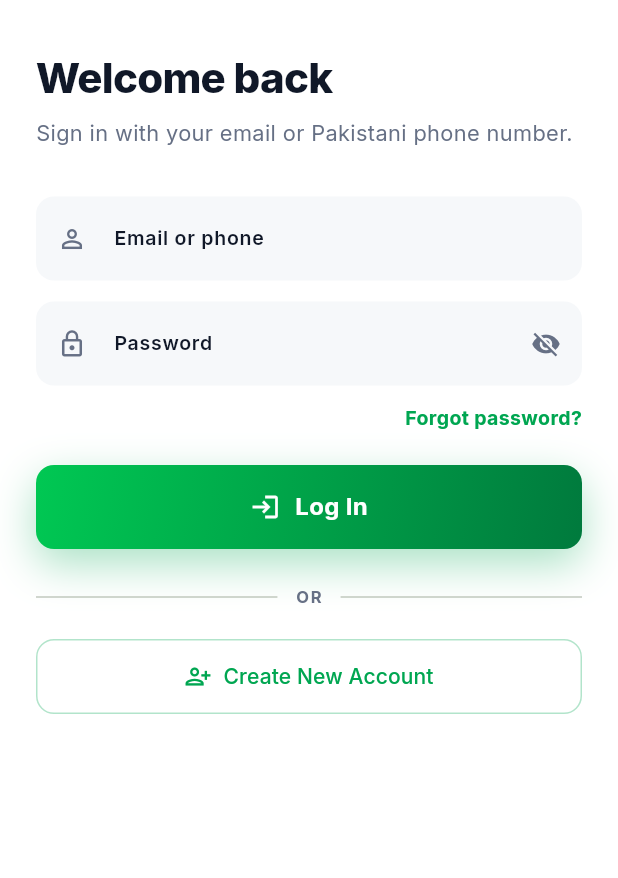
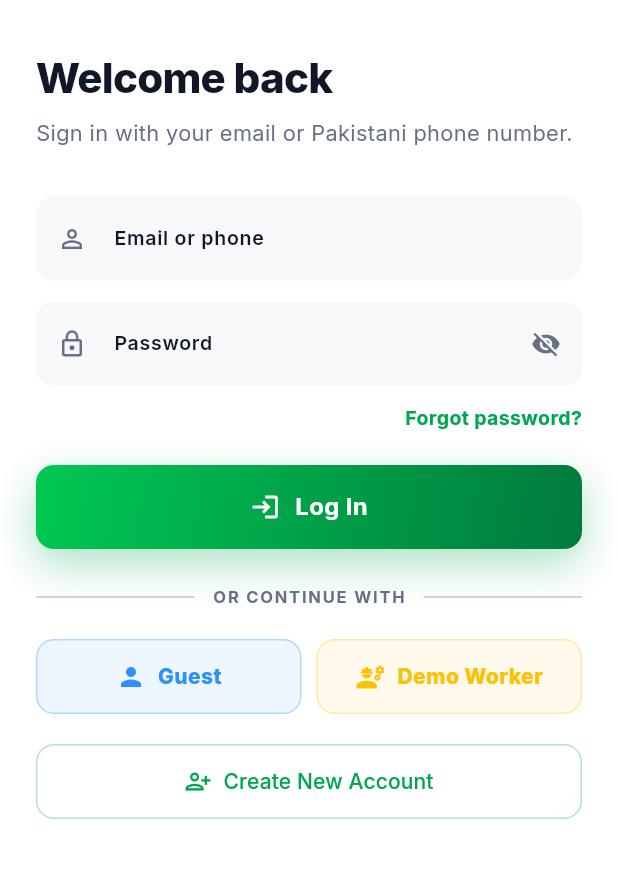
Before and after one commit to mfaizanminhas20-prog/ustad-ji, a Flutter app: the screen it shows after launch, after a tap on "Skip", on a phone screen of 412 x 824 dp, the part 132-1010 px from its top. Run offline on Flutter 3.47's test engine with Material 3 defaults, Android fonts, the phone set to English and light mode, and no system bars; drawn by our look-alikes of flutter_animate; our stand-ins replace flutter_map, geolocator, google_fonts, latlong2, shared_preferences; accounts and stored records are empty; network calls fail.

```diff
--- a/ustad_ji_app/lib/screens/auth/login_screen.dart
+++ b/ustad_ji_app/lib/screens/auth/login_screen.dart
@@ -50,6 +50,63 @@ class _LoginScreenState extends State<LoginScreen> {
     if (!mounted) return;
     Navigator.of(context).pushReplacement(MaterialPageRoute(
       builder: (_) => result.user!.role == 'worker'
+          ? const WorkerDashboard()
+          : const CustomerHomeScreen(),
+    ));
+  }
+
+  Future<void> _guest({required bool asWorker}) async {
+    FocusScope.of(context).unfocus();
+    setState(() {
+      _loading = true;
+      _error = null;
+    });
+
+    final stamp = DateTime.now().millisecondsSinceEpoch;
+    final email = asWorker
+        ? 'worker_$stamp@ustadji.app'
+        : 'customer_$stamp@ustadji.app';
+    final phone = asWorker ? '03009990001' : '03009990002';
+    final name = asWorker ? 'Demo Worker' : 'Demo Customer';
+
+    final result = await AuthService.signup(
+      fullName: name,
+      email: email,
+      phone: phone,
+      password: 'Demo@1234',
+      role: asWorker ? 'worker' : 'customer',
+      skill: asWorker ? 'AC Repair' : null,
+      securityQuestion: 'What city were you born in?',
+      securityAnswer: 'Lahore',
+    );
+
+    if (!result.success) {
+      final fb = await AuthService.login(
+          identifier: email, password: 'Demo@1234');
+      if (fb.success) {
+        await SessionService.save(fb.user!);
+        appState.login(fb.user!);
+        if (!mounted) return;
+        Navigator.of(context).pushReplacement(MaterialPageRoute(
+          builder: (_) => asWorker
+              ? const WorkerDashboard()
+              : const CustomerHomeScreen(),
+        ));
+        return;
+      }
+      setState(() {
+        _loading = false;
+        _error = result.error;
+      });
+      return;
+    }
+
+    await SessionService.save(result.user!);
+    appState.login(result.user!);
+
+    if (!mounted) return;
+    Navigator.of(context).pushReplacement(MaterialPageRoute(
+      builder: (_) => asWorker
           ? const WorkerDashboard()
           : const CustomerHomeScreen(),
     ));
@@ -208,7 +265,7 @@ class _LoginScreenState extends State<LoginScreen> {
                   Padding(
                     padding: EdgeInsets.symmetric(horizontal: 12),
                     child: Text(
-                      'OR',
+                      'OR CONTINUE WITH',
                       style: TextStyle(
                         fontSize: 11,
                         fontWeight: FontWeight.w700,
@@ -218,6 +275,30 @@ class _LoginScreenState extends State<LoginScreen> {
                     ),
                   ),
                   Expanded(child: Divider()),
+                ],
+              ),
+
+              const SizedBox(height: 20),
+
+              Row(
+                children: [
+                  Expanded(
+                    child: _socialBtn(
+                      icon: Icons.person,
+                      label: 'Guest',
+                      color: AppColors.info,
+                      onTap: () => _guest(asWorker: false),
+                    ),
+                  ),
+                  const SizedBox(width: 10),
+                  Expanded(
+                    child: _socialBtn(
+                      icon: Icons.engineering,
+                      label: 'Demo Worker',
+                      color: AppColors.accent,
+                      onTap: () => _guest(asWorker: true),
+                    ),
+                  ),
                 ],
               ),
 
@@ -248,6 +329,40 @@ class _LoginScreenState extends State<LoginScreen> {
               const SizedBox(height: 30),
             ],
           ),
+        ),
+      ),
+    );
+  }
+
+  Widget _socialBtn({
+    required IconData icon,
+    required String label,
+    required Color color,
+    required VoidCallback onTap,
+  }) {
+    return GestureDetector(
+      onTap: _loading ? null : onTap,
+      child: Container(
+        padding: const EdgeInsets.symmetric(vertical: 14),
+        decoration: BoxDecoration(
+          color: color.withValues(alpha: 0.08),
+          borderRadius: BorderRadius.circular(AppRadius.sm),
+          border: Border.all(color: color.withValues(alpha: 0.3)),
+        ),
+        child: Row(
+          mainAxisAlignment: MainAxisAlignment.center,
+          children: [
+            Icon(icon, color: color, size: 20),
+            const SizedBox(width: 8),
+            Text(
+              label,
+              style: TextStyle(
+                fontSize: 14,
+                fontWeight: FontWeight.w800,
+                color: color,
+              ),
+            ),
+          ],
         ),
       ),
     );
```
